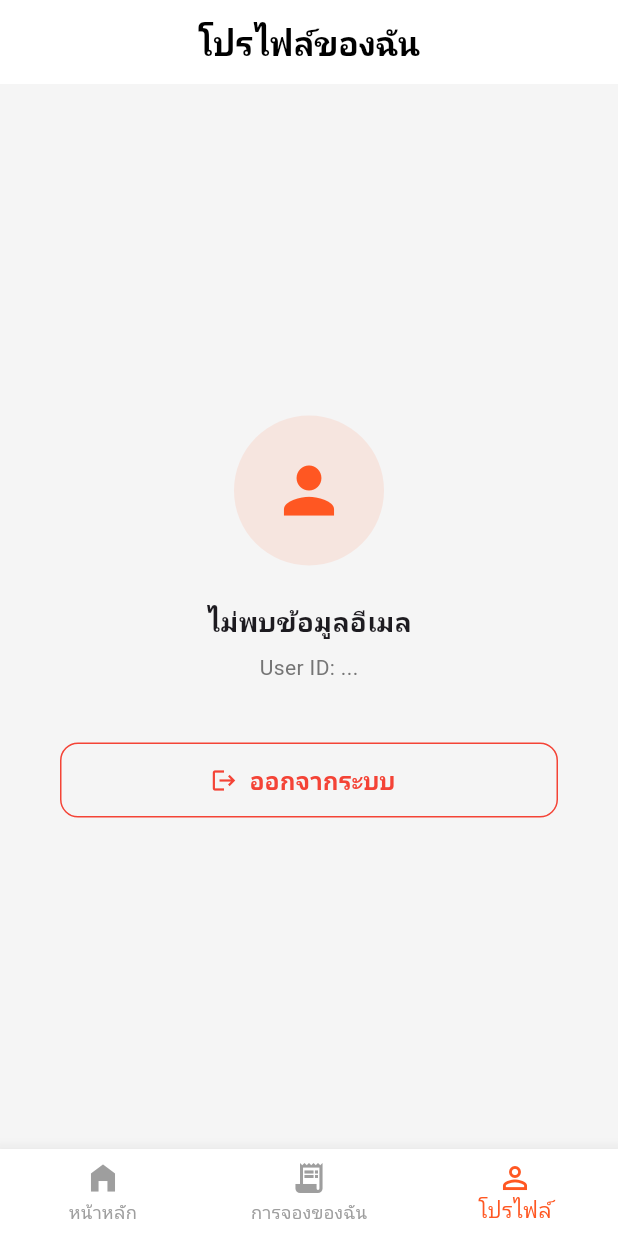
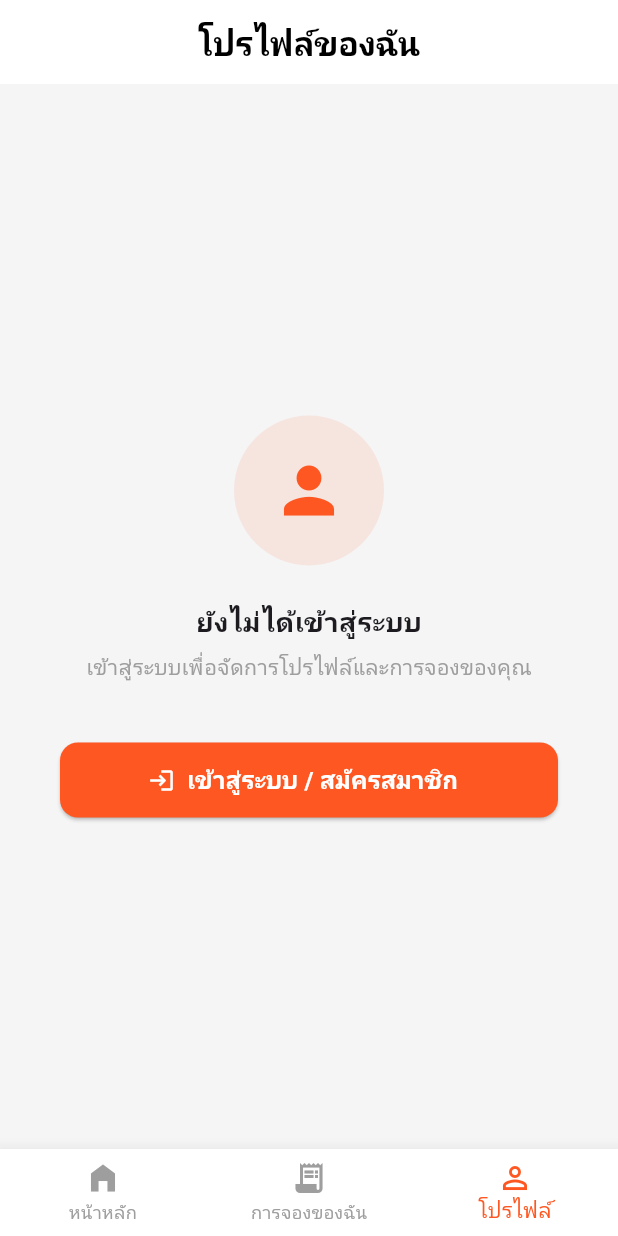
Before and after one commit to rattanan-kit/mobile_project2, a Flutter app: the screen it shows after launch, item 3 of the bottom bar chosen, on a phone screen of 412 x 824 dp. Run offline on Flutter 3.47's test engine with Material 3 defaults, Android fonts, the phone set to English and light mode, and no system bars; our stand-ins replace cloud_firestore, firebase_auth, firebase_core, flutter_map, google_fonts, latlong2; accounts and stored records are empty; network calls fail; Roboto replaces fonts that are missing (Prompt).

Commit message:
ทำหน้า profile ใหม่ให้ใช้งาน logout ได้ถูกต้องเฉยๆ

```diff
--- a/lib/pages/profile_page.dart
+++ b/lib/pages/profile_page.dart
@@ -2,27 +2,23 @@ import 'package:flutter/material.dart';
 import 'package:firebase_auth/firebase_auth.dart';
 import 'login_page.dart';
 
-class ProfilePage extends StatelessWidget {
+class ProfilePage extends StatefulWidget {
   const ProfilePage({super.key});
 
-  // ฟังก์ชันออกจากระบบ
-  Future<void> _logout(BuildContext context) async {
-    // 1. สั่ง Firebase ให้ออกจากระบบ
+  @override
+  State<ProfilePage> createState() => _ProfilePageState();
+}
+
+class _ProfilePageState extends State<ProfilePage> {
+  // ฟังก์ชันออกจากระบบแบบใหม่ (ไม่เตะข้ามหน้าแล้ว แค่รีเฟรชตัวเอง)
+  Future<void> _logout() async {
     await FirebaseAuth.instance.signOut();
-
-    if (context.mounted) {
-      // 2. เคลียร์ Navigation Stack ทั้งหมด และเด้งกลับไปหน้า Login
-      Navigator.pushAndRemoveUntil(
-        context,
-        MaterialPageRoute(builder: (context) => const LoginPage()),
-        (route) => false,
-      );
-    }
+    setState(() {}); // สั่งให้รีเฟรชหน้าจอ เพื่อซ่อนปุ่ม Logout
   }
 
   @override
   Widget build(BuildContext context) {
-    // ดึงข้อมูล User ปัจจุบัน (เพื่อให้รู้ว่าอีเมลอะไรล็อกอินอยู่)
+    // ดึงสถานะปัจจุบันว่าล็อกอินอยู่หรือไม่ (ถ้ายังไม่ล็อกอิน user จะมีค่าเป็น null)
     final user = FirebaseAuth.instance.currentUser;
 
     return Scaffold(
@@ -41,7 +37,6 @@ class ProfilePage extends StatelessWidget {
         child: Column(
           mainAxisAlignment: MainAxisAlignment.center,
           children: [
-            // ไอคอนรูปโปรไฟล์แบบง่ายๆ
             CircleAvatar(
               radius: 50,
               backgroundColor: Theme.of(context).primaryColor.withOpacity(0.1),
@@ -53,20 +48,25 @@ class ProfilePage extends StatelessWidget {
             ),
             const SizedBox(height: 24),
 
-            // โชว์อีเมลที่ใช้ล็อกอิน (หรือข้อความแจ้งเตือนถ้าหาไม่เจอ)
+            // ==========================================
+            // เช็กเงื่อนไข: ถ้าล็อกอินแล้ว (user != null)
+            // ==========================================
+            if (user != null) ...[
               Text(
-              user?.email ?? 'ไม่พบข้อมูลอีเมล',
-              style: const TextStyle(fontSize: 18, fontWeight: FontWeight.bold),
+                user.email ?? 'ไม่พบข้อมูลอีเมล',
+                style: const TextStyle(
+                  fontSize: 18,
+                  fontWeight: FontWeight.bold,
+                ),
               ),
               const SizedBox(height: 8),
               Text(
-              'User ID: ${user?.uid.substring(0, 8) ?? '...'}', // โชว์ UID ย่อๆ
+                'User ID: ${user.uid.substring(0, 8)}...',
                 style: TextStyle(fontSize: 14, color: Colors.grey[600]),
               ),
-
               const SizedBox(height: 40),
 
-            // ปุ่มออกจากระบบ
+              // ปุ่ม "ออกจากระบบ"
               Padding(
                 padding: const EdgeInsets.symmetric(horizontal: 40),
                 child: SizedBox(
@@ -74,7 +74,6 @@ class ProfilePage extends StatelessWidget {
                   height: 50,
                   child: OutlinedButton.icon(
                     onPressed: () {
-                    // โชว์กล่องยืนยันก่อนออกจากระบบ (กันผู้ใช้กดผิด)
                       showDialog(
                         context: context,
                         builder: (BuildContext context) {
@@ -85,8 +84,7 @@ class ProfilePage extends StatelessWidget {
                             ),
                             actions: [
                               TextButton(
-                              onPressed: () =>
-                                  Navigator.pop(context), // ปิดกล่องข้อความ
+                                onPressed: () => Navigator.pop(context),
                                 child: const Text(
                                   'ยกเลิก',
                                   style: TextStyle(color: Colors.grey),
@@ -94,8 +92,8 @@ class ProfilePage extends StatelessWidget {
                               ),
                               TextButton(
                                 onPressed: () {
-                                Navigator.pop(context); // ปิดกล่องข้อความก่อน
-                                _logout(context); // เรียกฟังก์ชัน Logout
+                                  Navigator.pop(context); // ปิด Dialog
+                                  _logout(); // เรียกฟังก์ชัน Logout
                                 },
                                 child: const Text(
                                   'ออกจากระบบ',
@@ -128,6 +126,59 @@ class ProfilePage extends StatelessWidget {
                   ),
                 ),
               ),
+            ]
+            // ==========================================
+            // เช็กเงื่อนไข: ถ้ายังไม่ล็อกอิน (user == null)
+            // ==========================================
+            else ...[
+              const Text(
+                'ยังไม่ได้เข้าสู่ระบบ',
+                style: TextStyle(fontSize: 18, fontWeight: FontWeight.bold),
+              ),
+              const SizedBox(height: 8),
+              const Text(
+                'เข้าสู่ระบบเพื่อจัดการโปรไฟล์และการจองของคุณ',
+                style: TextStyle(fontSize: 14, color: Colors.grey),
+              ),
+              const SizedBox(height: 40),
+
+              // ปุ่ม "เข้าสู่ระบบ"
+              Padding(
+                padding: const EdgeInsets.symmetric(horizontal: 40),
+                child: SizedBox(
+                  width: double.infinity,
+                  height: 50,
+                  child: ElevatedButton.icon(
+                    onPressed: () async {
+                      // รอผู้ใช้กลับมาจากหน้า Login
+                      await Navigator.push(
+                        context,
+                        MaterialPageRoute(
+                          builder: (context) => const LoginPage(),
+                        ),
+                      );
+                      // พอกลับมาถึงหน้านี้ สั่งรีเฟรชหน้าจอ 1 รอบเพื่อให้ปุ่ม Logout โผล่ขึ้นมา
+                      setState(() {});
+                    },
+                    icon: const Icon(Icons.login, color: Colors.white),
+                    label: const Text(
+                      'เข้าสู่ระบบ / สมัครสมาชิก',
+                      style: TextStyle(
+                        fontSize: 16,
+                        fontWeight: FontWeight.bold,
+                      ),
+                    ),
+                    style: ElevatedButton.styleFrom(
+                      backgroundColor: Theme.of(context).primaryColor,
+                      foregroundColor: Colors.white,
+                      shape: RoundedRectangleBorder(
+                        borderRadius: BorderRadius.circular(12),
+                      ),
+                    ),
+                  ),
+                ),
+              ),
+            ],
           ],
         ),
       ),
```
Lines whose indentation alone changed are shown as unchanged.
